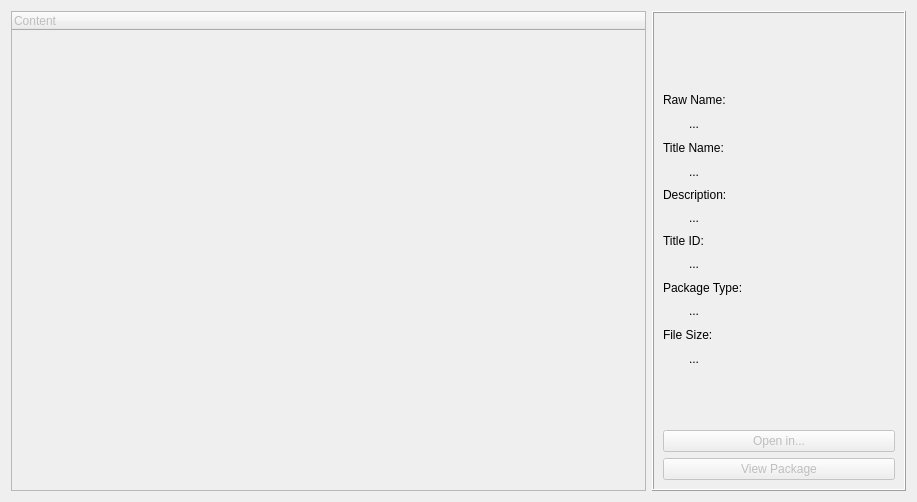
This is Velocity/devicecontentviewer.ui in hetelek/Velocity as Qt 5 draws it before an edit. The edited form follows.
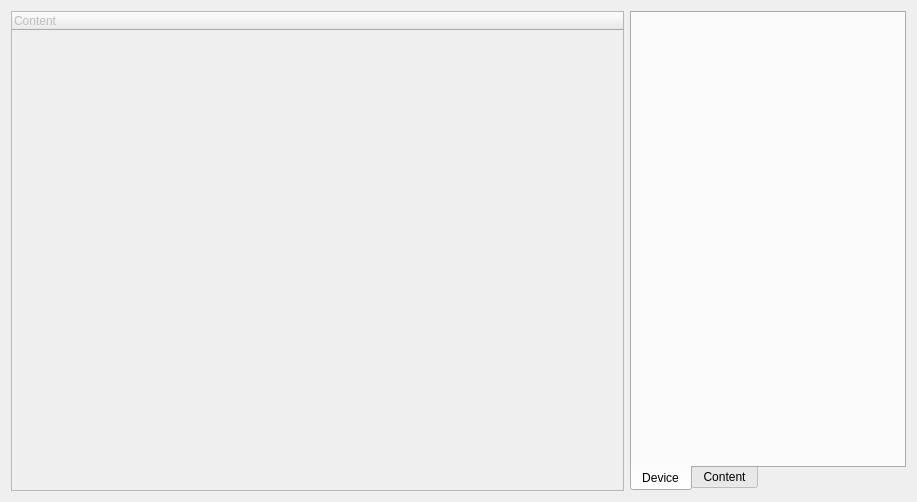
This is the edited form. Icons and pictures are not drawn. Custom widgets are drawn as their Qt base class.

Commit message: Add free/used space graph to device content view

The edit to the form file:
```diff
--- a/Velocity/devicecontentviewer.ui
+++ b/Velocity/devicecontentviewer.ui
@@ -25,10 +25,7 @@
   </property>
   <layout class="QHBoxLayout" name="horizontalLayout_2">
    <item>
-    <layout class="QHBoxLayout" name="horizontalLayout" stretch="5,2">
-     <property name="sizeConstraint">
-      <enum>QLayout::SetDefaultConstraint</enum>
-     </property>
+    <layout class="QHBoxLayout" name="horizontalLayout" stretch="5,0">
      <item>
       <widget class="DragDropTreeWidget" name="treeWidget">
        <property name="enabled">
@@ -60,13 +57,216 @@
       </widget>
      </item>
      <item>
-      <widget class="QFrame" name="frame">
+      <widget class="QTabWidget" name="tabWidget">
+       <property name="enabled">
+        <bool>true</bool>
+       </property>
+       <property name="tabPosition">
+        <enum>QTabWidget::South</enum>
+       </property>
+       <property name="currentIndex">
+        <number>0</number>
+       </property>
+       <widget class="QWidget" name="tabDevice">
+        <attribute name="title">
+         <string>Device</string>
+        </attribute>
+        <layout class="QHBoxLayout" name="horizontalLayout_12">
+         <item>
+          <layout class="QVBoxLayout" name="verticalLayout_11" stretch="0,0,1,2">
+           <item>
+            <layout class="QHBoxLayout" name="horizontalLayout_10">
+             <item>
+              <widget class="QLabel" name="imgDeviceType">
+               <property name="minimumSize">
+                <size>
+                 <width>87</width>
+                 <height>50</height>
+                </size>
+               </property>
+               <property name="maximumSize">
+                <size>
+                 <width>87</width>
+                 <height>50</height>
+                </size>
+               </property>
        <property name="frameShape">
-        <enum>QFrame::Box</enum>
-       </property>
-       <property name="frameShadow">
-        <enum>QFrame::Raised</enum>
-       </property>
+                <enum>QFrame::NoFrame</enum>
+               </property>
+               <property name="text">
+                <string/>
+               </property>
+               <property name="scaledContents">
+                <bool>true</bool>
+               </property>
+              </widget>
+             </item>
+             <item>
+              <widget class="QLabel" name="lblDeviceName">
+               <property name="font">
+                <font>
+                 <pointsize>11</pointsize>
+                </font>
+               </property>
+               <property name="text">
+                <string/>
+               </property>
+              </widget>
+             </item>
+            </layout>
+           </item>
+           <item>
+            <spacer name="verticalSpacer_3">
+             <property name="orientation">
+              <enum>Qt::Vertical</enum>
+             </property>
+             <property name="sizeHint" stdset="0">
+              <size>
+               <width>20</width>
+               <height>40</height>
+              </size>
+             </property>
+            </spacer>
+           </item>
+           <item>
+            <layout class="QHBoxLayout" name="horizontalLayout_11">
+             <item>
+              <widget class="QLabel" name="imgPiechart">
+               <property name="enabled">
+                <bool>true</bool>
+               </property>
+               <property name="minimumSize">
+                <size>
+                 <width>150</width>
+                 <height>100</height>
+                </size>
+               </property>
+               <property name="maximumSize">
+                <size>
+                 <width>150</width>
+                 <height>100</height>
+                </size>
+               </property>
+               <property name="frameShape">
+                <enum>QFrame::NoFrame</enum>
+               </property>
+               <property name="text">
+                <string/>
+               </property>
+               <property name="scaledContents">
+                <bool>true</bool>
+               </property>
+              </widget>
+             </item>
+             <item>
+              <layout class="QGridLayout" name="gridLayout">
+               <item row="0" column="0">
+                <widget class="QLabel" name="imgFreeMem">
+                 <property name="enabled">
+                  <bool>true</bool>
+                 </property>
+                 <property name="sizePolicy">
+                  <sizepolicy hsizetype="Preferred" vsizetype="Preferred">
+                   <horstretch>5</horstretch>
+                   <verstretch>0</verstretch>
+                  </sizepolicy>
+                 </property>
+                 <property name="minimumSize">
+                  <size>
+                   <width>16</width>
+                   <height>16</height>
+                  </size>
+                 </property>
+                 <property name="maximumSize">
+                  <size>
+                   <width>16</width>
+                   <height>16</height>
+                  </size>
+                 </property>
+                 <property name="frameShape">
+                  <enum>QFrame::NoFrame</enum>
+                 </property>
+                 <property name="text">
+                  <string/>
+                 </property>
+                </widget>
+               </item>
+               <item row="0" column="1">
+                <widget class="QLabel" name="lblFeeMemory">
+                 <property name="enabled">
+                  <bool>true</bool>
+                 </property>
+                 <property name="text">
+                  <string/>
+                 </property>
+                </widget>
+               </item>
+               <item row="1" column="0">
+                <widget class="QLabel" name="imgUsedMem">
+                 <property name="enabled">
+                  <bool>true</bool>
+                 </property>
+                 <property name="sizePolicy">
+                  <sizepolicy hsizetype="Preferred" vsizetype="Preferred">
+                   <horstretch>5</horstretch>
+                   <verstretch>0</verstretch>
+                  </sizepolicy>
+                 </property>
+                 <property name="minimumSize">
+                  <size>
+                   <width>16</width>
+                   <height>16</height>
+                  </size>
+                 </property>
+                 <property name="maximumSize">
+                  <size>
+                   <width>16</width>
+                   <height>16</height>
+                  </size>
+                 </property>
+                 <property name="frameShape">
+                  <enum>QFrame::NoFrame</enum>
+                 </property>
+                 <property name="text">
+                  <string/>
+                 </property>
+                </widget>
+               </item>
+               <item row="1" column="1">
+                <widget class="QLabel" name="lblUsedMem">
+                 <property name="enabled">
+                  <bool>true</bool>
+                 </property>
+                 <property name="text">
+                  <string/>
+                 </property>
+                </widget>
+               </item>
+              </layout>
+             </item>
+            </layout>
+           </item>
+           <item>
+            <spacer name="verticalSpacer_2">
+             <property name="orientation">
+              <enum>Qt::Vertical</enum>
+             </property>
+             <property name="sizeHint" stdset="0">
+              <size>
+               <width>20</width>
+               <height>40</height>
+              </size>
+             </property>
+            </spacer>
+           </item>
+          </layout>
+         </item>
+        </layout>
+       </widget>
+       <widget class="QWidget" name="tabContent">
+        <attribute name="title">
+         <string>Content</string>
+        </attribute>
        <layout class="QVBoxLayout" name="verticalLayout_9">
         <item>
          <layout class="QHBoxLayout" name="horizontalLayout_3" stretch="0,0,0,0,0">
@@ -440,6 +640,7 @@
          </layout>
         </item>
        </layout>
+       </widget>
       </widget>
      </item>
     </layout>
```
Lines whose indentation alone changed are shown as unchanged. The commit also changes 7 other files.
